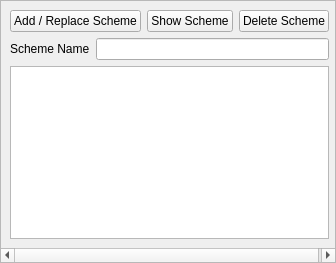
Qt form CodeViewPy/ui/Scheme.ui (league1991/CodeAtlasSublime) before a commit.
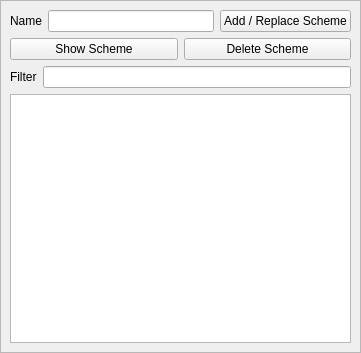
The same form after that commit.

Commit message: Add search filter for search tab and symbol tab

```diff
--- a/CodeViewPy/ui/Scheme.ui
+++ b/CodeViewPy/ui/Scheme.ui
@@ -6,8 +6,8 @@
    <rect>
     <x>0</x>
     <y>0</y>
-    <width>336</width>
-    <height>263</height>
+    <width>361</width>
+    <height>353</height>
    </rect>
   </property>
   <property name="windowTitle">
@@ -21,13 +21,23 @@
     <rect>
      <x>0</x>
      <y>0</y>
-     <width>334</width>
-     <height>261</height>
+     <width>359</width>
+     <height>351</height>
     </rect>
    </property>
    <layout class="QVBoxLayout" name="verticalLayout">
     <item>
-     <layout class="QHBoxLayout" name="horizontalLayout">
+     <layout class="QHBoxLayout" name="horizontalLayout_3">
+      <item>
+       <widget class="QLabel" name="label">
+        <property name="text">
+         <string>Name</string>
+        </property>
+       </widget>
+      </item>
+      <item>
+       <widget class="QLineEdit" name="nameEdit"/>
+      </item>
       <item>
        <widget class="QPushButton" name="addSchemeButton">
         <property name="text">
@@ -35,6 +45,10 @@
         </property>
        </widget>
       </item>
+     </layout>
+    </item>
+    <item>
+     <layout class="QHBoxLayout" name="horizontalLayout_2">
       <item>
        <widget class="QPushButton" name="showSchemeButton">
         <property name="text">
@@ -52,16 +66,16 @@
      </layout>
     </item>
     <item>
-     <layout class="QHBoxLayout" name="horizontalLayout_2">
+     <layout class="QHBoxLayout" name="horizontalLayout">
       <item>
-       <widget class="QLabel" name="label">
+       <widget class="QLabel" name="label_2">
         <property name="text">
-         <string>Scheme Name</string>
+         <string>Filter</string>
         </property>
        </widget>
       </item>
       <item>
-       <widget class="QLineEdit" name="nameEdit"/>
+       <widget class="QLineEdit" name="filterEdit"/>
       </item>
      </layout>
     </item>
```
The commit also changes 3 other files.
